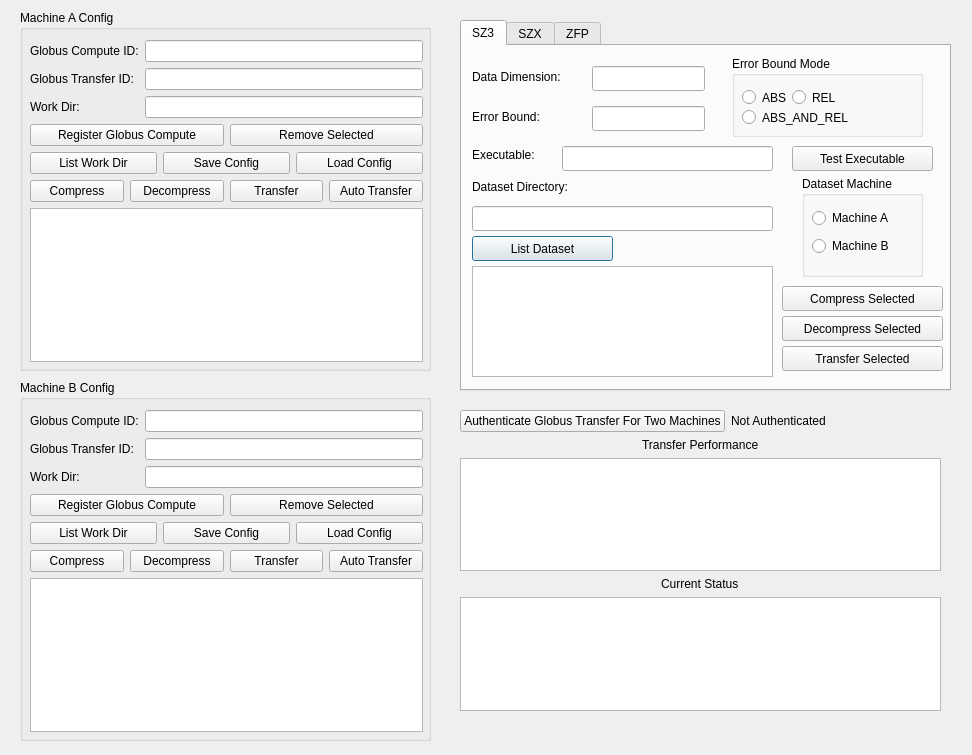
Before: the Qt Designer form ocelot.ui in legendPerceptor/Ocelot, drawn with Qt 5.
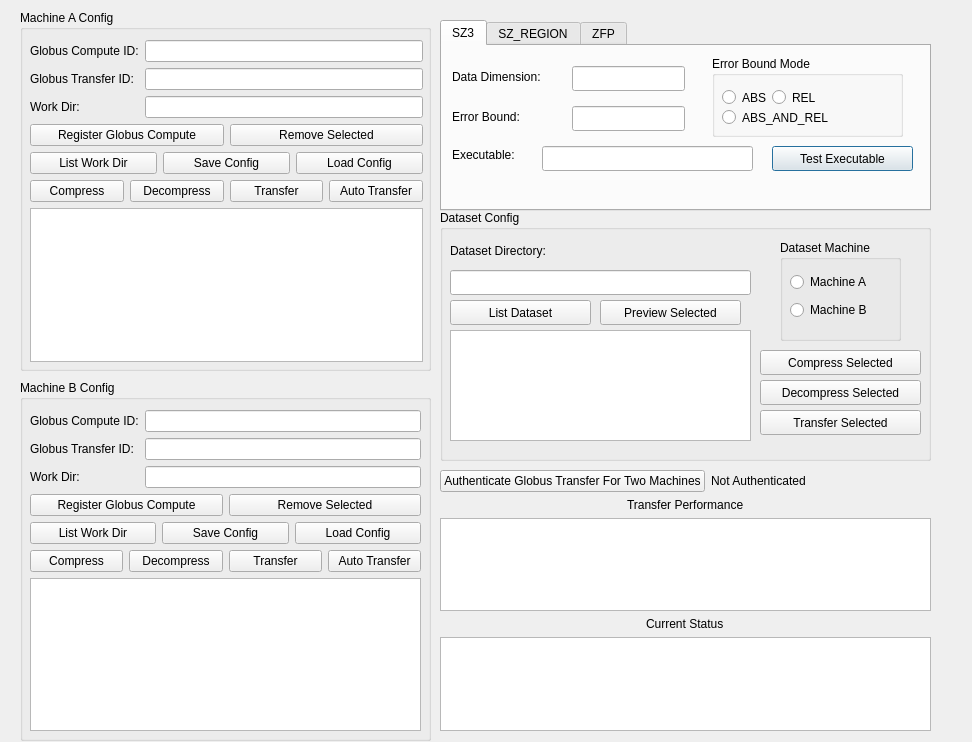
After: the same form once the commit is applied.

Commit message: add install sz_region script; Globus Transfer works with QThread

What changed in the file:
```diff
--- a/ocelot.ui
+++ b/ocelot.ui
@@ -7,7 +7,7 @@
     <x>0</x>
     <y>0</y>
     <width>972</width>
-    <height>755</height>
+    <height>742</height>
    </rect>
   </property>
   <property name="windowTitle">
@@ -16,10 +16,10 @@
   <widget class="QTabWidget" name="tabWidget">
    <property name="geometry">
     <rect>
-     <x>460</x>
+     <x>440</x>
      <y>20</y>
      <width>491</width>
-     <height>371</height>
+     <height>191</height>
     </rect>
    </property>
    <property name="currentIndex">
@@ -127,130 +127,6 @@
       </property>
      </widget>
     </widget>
-    <widget class="QGroupBox" name="groupBox_4">
-     <property name="geometry">
-      <rect>
-       <x>340</x>
-       <y>130</y>
-       <width>121</width>
-       <height>101</height>
-      </rect>
-     </property>
-     <property name="title">
-      <string>Dataset Machine</string>
-     </property>
-     <widget class="QWidget" name="layoutWidget">
-      <property name="geometry">
-       <rect>
-        <x>10</x>
-        <y>30</y>
-        <width>98</width>
-        <height>54</height>
-       </rect>
-      </property>
-      <layout class="QVBoxLayout" name="verticalLayout_3">
-       <item>
-        <widget class="QRadioButton" name="radioButton_4">
-         <property name="text">
-          <string>Machine A</string>
-         </property>
-        </widget>
-       </item>
-       <item>
-        <widget class="QRadioButton" name="radioButton_5">
-         <property name="text">
-          <string>Machine B</string>
-         </property>
-        </widget>
-       </item>
-      </layout>
-     </widget>
-    </widget>
-    <widget class="QLabel" name="label_9">
-     <property name="geometry">
-      <rect>
-       <x>10</x>
-       <y>130</y>
-       <width>131</width>
-       <height>21</height>
-      </rect>
-     </property>
-     <property name="text">
-      <string>Dataset Directory:</string>
-     </property>
-    </widget>
-    <widget class="QLineEdit" name="lineEdit_9">
-     <property name="geometry">
-      <rect>
-       <x>10</x>
-       <y>160</y>
-       <width>301</width>
-       <height>25</height>
-      </rect>
-     </property>
-    </widget>
-    <widget class="QPushButton" name="pushButton_9">
-     <property name="geometry">
-      <rect>
-       <x>10</x>
-       <y>190</y>
-       <width>141</width>
-       <height>25</height>
-      </rect>
-     </property>
-     <property name="text">
-      <string>List Dataset</string>
-     </property>
-    </widget>
-    <widget class="QListWidget" name="listWidget_3">
-     <property name="geometry">
-      <rect>
-       <x>10</x>
-       <y>220</y>
-       <width>301</width>
-       <height>111</height>
-      </rect>
-     </property>
-    </widget>
-    <widget class="QPushButton" name="pushButton_10">
-     <property name="geometry">
-      <rect>
-       <x>320</x>
-       <y>240</y>
-       <width>161</width>
-       <height>25</height>
-      </rect>
-     </property>
-     <property name="text">
-      <string>Compress Selected</string>
-     </property>
-    </widget>
-    <widget class="QPushButton" name="pushButton_11">
-     <property name="geometry">
-      <rect>
-       <x>320</x>
-       <y>270</y>
-       <width>161</width>
-       <height>25</height>
-      </rect>
-     </property>
-     <property name="text">
-      <string>Decompress Selected</string>
-     </property>
-    </widget>
-    <widget class="QPushButton" name="pushButton_12">
-     <property name="geometry">
-      <rect>
-       <x>320</x>
-       <y>300</y>
-       <width>161</width>
-       <height>25</height>
-      </rect>
-     </property>
-     <property name="text">
-      <string>Transfer Selected</string>
-     </property>
-    </widget>
     <widget class="QLabel" name="label_12">
      <property name="geometry">
       <rect>
@@ -290,7 +166,7 @@
    </widget>
    <widget class="QWidget" name="tab_3">
     <attribute name="title">
-     <string>SZX</string>
+     <string>SZ_REGION</string>
     </attribute>
     <widget class="QWidget" name="verticalLayoutWidget">
      <property name="geometry">
@@ -491,8 +367,8 @@
      <rect>
       <x>10</x>
       <y>30</y>
-      <width>393</width>
-      <height>322</height>
+      <width>391</width>
+      <height>321</height>
      </rect>
     </property>
     <layout class="QVBoxLayout" name="verticalLayout_2">
@@ -614,10 +490,10 @@
   <widget class="QWidget" name="layoutWidget">
    <property name="geometry">
     <rect>
-     <x>460</x>
-     <y>410</y>
-     <width>481</width>
-     <height>301</height>
+     <x>440</x>
+     <y>470</y>
+     <width>491</width>
+     <height>261</height>
     </rect>
    </property>
    <layout class="QVBoxLayout" name="verticalLayout_4">
@@ -661,6 +537,156 @@
     </item>
    </layout>
   </widget>
+  <widget class="QGroupBox" name="groupBox_5">
+   <property name="geometry">
+    <rect>
+     <x>440</x>
+     <y>210</y>
+     <width>491</width>
+     <height>251</height>
+    </rect>
+   </property>
+   <property name="title">
+    <string>Dataset Config</string>
+   </property>
+   <widget class="QPushButton" name="pushButton_12">
+    <property name="geometry">
+     <rect>
+      <x>320</x>
+      <y>200</y>
+      <width>161</width>
+      <height>25</height>
+     </rect>
+    </property>
+    <property name="text">
+     <string>Transfer Selected</string>
+    </property>
+   </widget>
+   <widget class="QGroupBox" name="groupBox_4">
+    <property name="geometry">
+     <rect>
+      <x>340</x>
+      <y>30</y>
+      <width>121</width>
+      <height>101</height>
+     </rect>
+    </property>
+    <property name="title">
+     <string>Dataset Machine</string>
+    </property>
+    <widget class="QWidget" name="layoutWidget">
+     <property name="geometry">
+      <rect>
+       <x>10</x>
+       <y>30</y>
+       <width>98</width>
+       <height>54</height>
+      </rect>
+     </property>
+     <layout class="QVBoxLayout" name="verticalLayout_3">
+      <item>
+       <widget class="QRadioButton" name="radioButton_4">
+        <property name="text">
+         <string>Machine A</string>
+        </property>
+       </widget>
+      </item>
+      <item>
+       <widget class="QRadioButton" name="radioButton_5">
+        <property name="text">
+         <string>Machine B</string>
+        </property>
+       </widget>
+      </item>
+     </layout>
+    </widget>
+   </widget>
+   <widget class="QLabel" name="label_9">
+    <property name="geometry">
+     <rect>
+      <x>10</x>
+      <y>30</y>
+      <width>131</width>
+      <height>21</height>
+     </rect>
+    </property>
+    <property name="text">
+     <string>Dataset Directory:</string>
+    </property>
+   </widget>
+   <widget class="QLineEdit" name="lineEdit_9">
+    <property name="geometry">
+     <rect>
+      <x>10</x>
+      <y>60</y>
+      <width>301</width>
+      <height>25</height>
+     </rect>
+    </property>
+   </widget>
+   <widget class="QListWidget" name="listWidget_3">
+    <property name="geometry">
+     <rect>
+      <x>10</x>
+      <y>120</y>
+      <width>301</width>
+      <height>111</height>
+     </rect>
+    </property>
+   </widget>
+   <widget class="QPushButton" name="pushButton_9">
+    <property name="geometry">
+     <rect>
+      <x>10</x>
+      <y>90</y>
+      <width>141</width>
+      <height>25</height>
+     </rect>
+    </property>
+    <property name="text">
+     <string>List Dataset</string>
+    </property>
+   </widget>
+   <widget class="QPushButton" name="pushButton_11">
+    <property name="geometry">
+     <rect>
+      <x>320</x>
+      <y>170</y>
+      <width>161</width>
+      <height>25</height>
+     </rect>
+    </property>
+    <property name="text">
+     <string>Decompress Selected</string>
+    </property>
+   </widget>
+   <widget class="QPushButton" name="pushButton_10">
+    <property name="geometry">
+     <rect>
+      <x>320</x>
+      <y>140</y>
+      <width>161</width>
+      <height>25</height>
+     </rect>
+    </property>
+    <property name="text">
+     <string>Compress Selected</string>
+    </property>
+   </widget>
+   <widget class="QPushButton" name="pushButton_18">
+    <property name="geometry">
+     <rect>
+      <x>160</x>
+      <y>90</y>
+      <width>141</width>
+      <height>25</height>
+     </rect>
+    </property>
+    <property name="text">
+     <string>Preview Selected</string>
+    </property>
+   </widget>
+  </widget>
  </widget>
  <resources/>
  <connections/>
```
Left out of the diff: 4 changed lines with no effect on the pictures. The commit also changes 6 other files.
